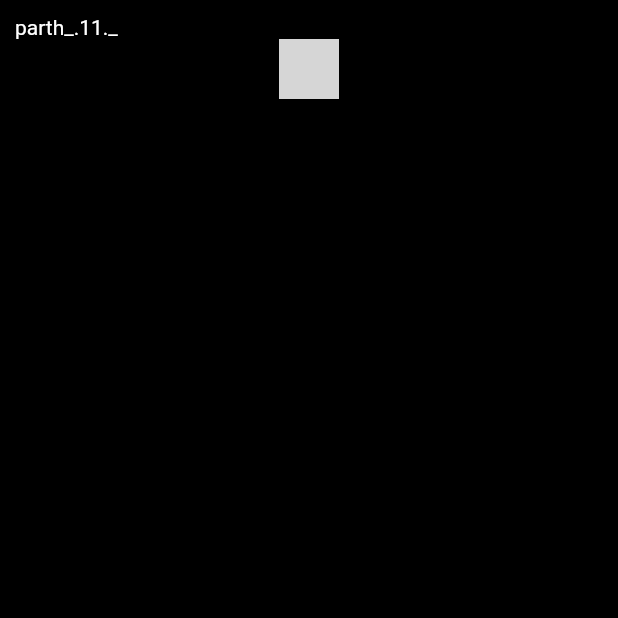
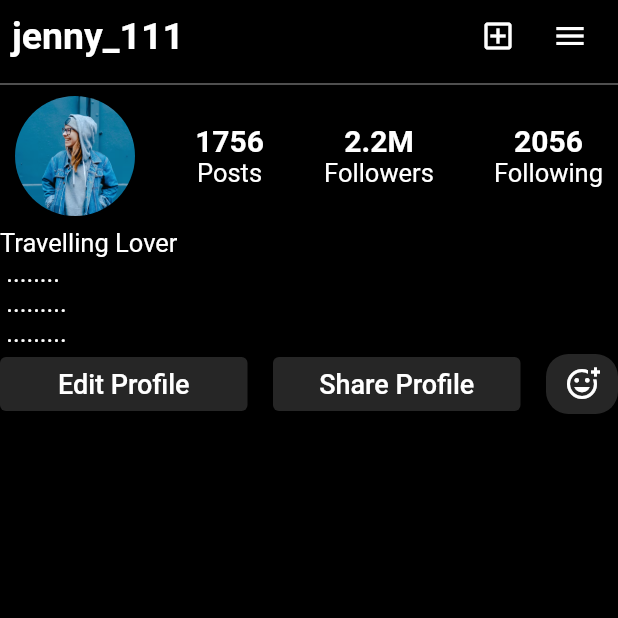
Before and after one commit to ParthZignuts/InstagramClone, a Flutter app: the PersonalScreen screen opened directly, on a phone screen of 412 x 824 dp, the top half of it. Run offline on Flutter 3.47's test engine with Material 2 defaults, Android fonts, the phone set to English and light mode, and no system bars; our stand-ins replace cloud_firestore, firebase_auth, firebase_core, firebase_storage, flutter_svg, image_picker; accounts and stored records are empty; network calls fail; grey boxes are pictures that could not be loaded.

Commit message:
fetched all post from firebase and show in feed screen and add Ui of Personal Screen

```diff
--- a/lib/model/user.dart
+++ b/lib/model/user.dart
@@ -20,7 +20,7 @@ class User {
 
   Map<String, dynamic> toJason() => {
         'email': email,
-        'username': userName,
+        'userName': userName,
         'bio': bio,
         'uid': uid,
         'photoUrl': photoUrl,
--- a/lib/post/post.dart
+++ b/lib/post/post.dart
@@ -25,7 +25,7 @@ class PostModel {
   Map<String, dynamic> toJason() => {
         'caption': caption,
         'postId': postId,
-        'username': userName,
+        'userName': userName,
         'uid': uid,
         'photoUrl': postUrl,
         'profImage': profImage,
--- a/lib/utils/colors.dart
+++ b/lib/utils/colors.dart
@@ -6,3 +6,4 @@ const mobileSearchColor = Color.fromRGBO(38, 38, 38, 1);
 const blueColor = Color.fromRGBO(0, 149, 246, 1);
 const primaryColor = Colors.white;
 const secondaryColor = Colors.grey;
+ const darkGray = Color(0xFF262626);
--- a/lib/view/screens/login/login_screen.dart
+++ b/lib/view/screens/login/login_screen.dart
@@ -126,7 +126,9 @@ class _LoginScreenState extends State<LoginScreen> {
               const Spacer(),
 
               ///to show don't have an account
-              Row(
+              Padding(
+                padding: const EdgeInsets.only(bottom: 10.0),
+                child: Row(
                   mainAxisAlignment: MainAxisAlignment.center,
                   children: [
                     const Text(
@@ -142,6 +144,7 @@ class _LoginScreenState extends State<LoginScreen> {
                     ),
                   ],
                 ),
+              ),
             ],
           ),
         ),
--- a/lib/view/screens/personal/personal_screen.dart
+++ b/lib/view/screens/personal/personal_screen.dart
@@ -1,28 +1,84 @@
+
 import 'package:flutter/material.dart';
 import 'package:instagram_clone/utils/colors.dart';
+import 'package:instagram_clone/view/widget/widget.dart';
 
 class PersonalScreen extends StatelessWidget {
   const PersonalScreen({Key? key}) : super(key: key);
 
   @override
   Widget build(BuildContext context) {
-    const String userName='parth_.11._';
+    const String userName = 'jenny_111';
     return Scaffold(
       body: SafeArea(
-        child: Padding(
-          padding: const EdgeInsets.all(10.0),
-          child: Column(
-            children: [
-              Row(
-                children: const [
-                  Text(userName,style: TextStyle(color: primaryColor),),
+        child: Column(
+          crossAxisAlignment: CrossAxisAlignment.start,
+          children: [
+            Padding(
+              padding: const EdgeInsets.only(left: 8.0, right: 8.0),
+              child: Row(
+                children: [
+                  const Text(
+                    userName,
+                    style: TextStyle(color: primaryColor, fontWeight: FontWeight.bold, fontSize: 25),
+                  ),
+                  const Spacer(),
+                  IconButton(onPressed: () {}, icon: const Icon(Icons.add_box_outlined)),
+                  IconButton(onPressed: () {}, icon: const Icon(Icons.menu)),
                 ],
               ),
-              const CircleAvatar(
-                backgroundImage: NetworkImage(''),
-              ),
-            ],
-          ),
+            ),
+            const Divider(color: secondaryColor),
+
+            ///Post, followers, following count
+            Padding(
+              padding: const EdgeInsets.only(left: 10.0, right: 10.0, bottom: 8.0),
+              child: Row(mainAxisAlignment: MainAxisAlignment.spaceBetween, children: const [
+                CircleAvatar(backgroundImage: AssetImage('assets/images/user.png'), maxRadius: 40),
+                PostFolloweFollowingStatus(title: 'Posts', values: '1756'),
+                PostFolloweFollowingStatus(title: 'Followers', values: '2.2M'),
+                PostFolloweFollowingStatus(title: 'Following', values: '2056'),
+              ]),
+            ),
+
+            ///Bio
+            const Text(
+              'Travelling Lover\n ........ \n .........\n .........',
+              style: TextStyle(fontWeight: FontWeight.w400, fontSize: 17),
+            ),
+
+            ///edit profile or share profile
+
+            Row(
+              mainAxisAlignment: MainAxisAlignment.spaceBetween,
+              children: [
+                EditShareProfileButton(
+                  onPressed: () {},
+                  btnTitle: 'Edit Profile',
+                ),
+                EditShareProfileButton(
+                  onPressed: () {},
+                  btnTitle: 'Share Profile',
+                ),
+                Container(
+                    height: 40,
+                    decoration: BoxDecoration(
+                      color: darkGray,
+                      borderRadius: BorderRadius.circular(15.0),
+                    ),
+                    child: IconButton(
+                      onPressed: () {},
+                      icon: const Icon(Icons.add_reaction_outlined),
+                    )),
+              ],
+            ),
+
+            /// User stories
+            const UserStoryStreamBuilder(),
+
+            /// Tabs
+
+          ],
         ),
       ),
     );
--- a/lib/view/screens/signup/signup_screen.dart
+++ b/lib/view/screens/signup/signup_screen.dart
@@ -179,7 +179,9 @@ class _SignUpScreenState extends State<SignUpScreen> {
               const Spacer(),
 
               /// to show already have an account
-              Row(
+              Padding(
+                padding: const EdgeInsets.only(bottom: 10.0),
+                child: Row(
                   mainAxisAlignment: MainAxisAlignment.center,
                   children: [
                     const Text(
@@ -195,6 +197,7 @@ class _SignUpScreenState extends State<SignUpScreen> {
                     ),
                   ],
                 ),
+              ),
             ],
           ),
         ),
--- /dev/null
+++ b/lib/view/widget/edit_share_profile_button.dart
@@ -0,0 +1,30 @@
+
+import 'package:flutter/material.dart';
+import 'package:instagram_clone/utils/colors.dart';
+
+class EditShareProfileButton extends StatelessWidget {
+  const EditShareProfileButton({
+    required this.btnTitle,
+    required this.onPressed,
+    super.key,
+  });
+
+  final String btnTitle;
+  final void Function()? onPressed;
+
+  @override
+  Widget build(BuildContext context) {
+    return SizedBox(
+      width: 165,
+      child: ElevatedButton(
+          style: const ButtonStyle(
+            backgroundColor: MaterialStatePropertyAll(darkGray),
+          ),
+          onPressed: onPressed,
+          child: Text(
+            btnTitle,
+            style: const TextStyle(fontSize: 18, fontWeight: FontWeight.w500),
+          )),
+    );
+  }
+}
--- /dev/null
+++ b/lib/view/widget/post_followe_following_status.dart
@@ -0,0 +1,29 @@
+
+import 'package:flutter/material.dart';
+
+class PostFolloweFollowingStatus extends StatelessWidget {
+  const PostFolloweFollowingStatus({
+    required this.title,
+    required this.values,
+    super.key,
+  });
+
+  final String values;
+  final String title;
+
+  @override
+  Widget build(BuildContext context) {
+    return Column(
+      children: [
+        Text(
+          values,
+          style: const TextStyle(fontWeight: FontWeight.bold, fontSize: 20),
+        ),
+        Text(
+          title,
+          style: const TextStyle(fontWeight: FontWeight.w400, fontSize: 17),
+        ),
+      ],
+    );
+  }
+}
--- a/lib/view/widget/widget.dart
+++ b/lib/view/widget/widget.dart
@@ -2,3 +2,10 @@ export './custom_text_button.dart';
 export './text_field_input.dart';
 export './post_card.dart';
 export './user_story.dart';
+export './user_story_stream_builder.dart';
+export './post_stream_builder.dart';
+export './post_followe_following_status.dart';
+export './edit_share_profile_button.dart';
+export './personal_post_tab.dart';
+export './my_reels_tab.dart';
+export './taged_me_tab.dart';
--- a/pubspec.yaml
+++ b/pubspec.yaml
@@ -44,6 +44,7 @@ dependencies:
   provider: ^6.0.5
   uuid: ^3.0.7
   flutter_phosphor_icons: ^0.0.1+6
+  intl: ^0.17.0
 
 dev_dependencies:
   flutter_test:
```
Also changed, not shown: lib/view/screens/home/feed_screen.dart (+9 -10 lines), lib/view/widget/like_animation.dart (added, +73 -0 lines), lib/view/widget/my_reels_tab.dart (added, +11 -0 lines), lib/view/widget/personal_post_tab.dart (added, +9 -0 lines), lib/view/widget/post_card.dart (+41 -27 lines), lib/view/widget/post_stream_builder.dart (added, +43 -0 lines), lib/view/widget/taged_me_tab.dart (added, +9 -0 lines), lib/view/widget/user_story.dart (+11 -20 lines), lib/view/widget/user_story_stream_builder.dart (added, +48 -0 lines), assets/images/user.png (added), pubspec.lock, 1 other file. Lines whose indentation alone changed are shown as unchanged.
